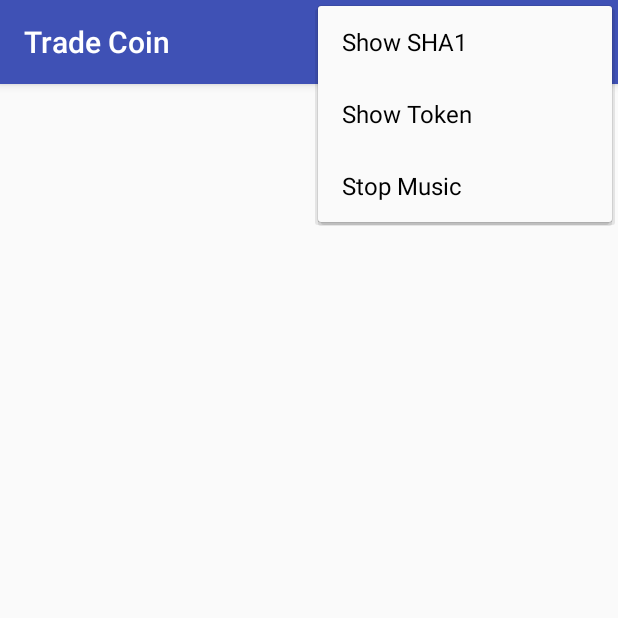
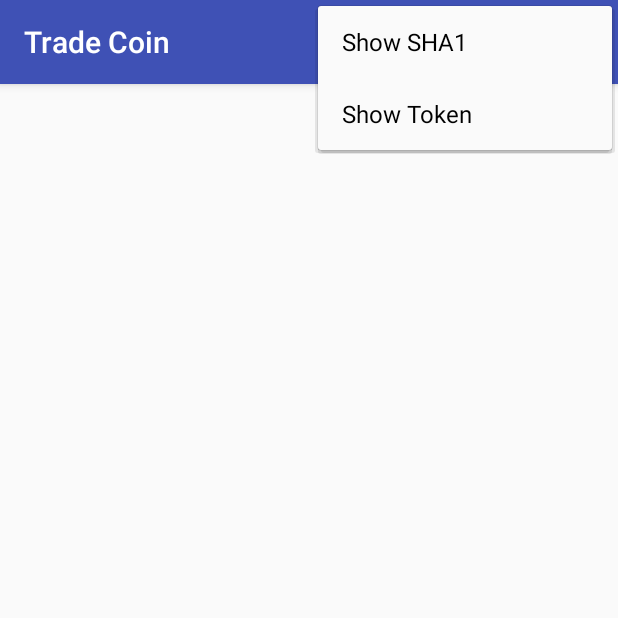
Before and after one commit to tranvantu95/TradeCoin-android, an Android app: the screen it shows after launch (MainActivity), with the options menu open, on a phone screen of 412 x 824 dp, the top half of it. Run offline under Robolectric (Android 15) with nearby library versions, the phone set to English and light mode, and no system bars; 10 statements that could not run were skipped.

```diff
--- a/app/src/main/java/com/ccs/app/tradecoin/activity/HandlerActivity.java
+++ b/app/src/main/java/com/ccs/app/tradecoin/activity/HandlerActivity.java
@@ -14,7 +14,7 @@ public class HandlerActivity extends BaseActivity {
     protected void onCreate(@Nullable Bundle savedInstanceState) {
         super.onCreate(savedInstanceState);
 
-        ((MyApplication) getApplication()).pauseMedia();
+//        ((MyApplication) getApplication()).pauseMedia();
 
         if(isTaskRoot()) {
             Intent intent = new Intent(this, MainActivity.class);
--- a/app/src/main/java/com/ccs/app/tradecoin/activity/MainActivity.java
+++ b/app/src/main/java/com/ccs/app/tradecoin/activity/MainActivity.java
@@ -77,9 +77,9 @@ public class MainActivity extends BaseActivity {
                 showTokenDialog();
                 return true;
 
-            case R.id.action_pause_music:
-                ((MyApplication) getApplication()).pauseMedia();
-                return true;
+//            case R.id.action_pause_music:
+////                ((MyApplication) getApplication()).pauseMedia();
+//                return true;
         }
 
         return super.onOptionsItemSelected(item);
--- a/app/src/main/java/com/ccs/app/tradecoin/app/MyApplication.java
+++ b/app/src/main/java/com/ccs/app/tradecoin/app/MyApplication.java
@@ -41,18 +41,18 @@ public class MyApplication extends Application {
         General.typeView = sharedPreferences.getInt(General.TYPE_VIEW, SwitchListModel.LIST);
 
         //
-        mediaPlayer = MediaPlayer.create(this, R.raw.alert2);
-        mediaPlayer.setLooping(true);
-//        playMedia();
-
-        handler = new Handler();
-
-        runnable = new Runnable() {
-            @Override
-            public void run() {
-                pauseMedia();
-            }
-        };
+//        mediaPlayer = MediaPlayer.create(this, R.raw.alert2);
+//        mediaPlayer.setLooping(true);
+////        playMedia(); // test
+//
+//        handler = new Handler();
+//
+//        runnable = new Runnable() {
+//            @Override
+//            public void run() {
+//                pauseMedia();
+//            }
+//        };
     }
 
     public void playMedia() {
--- a/app/src/main/res/menu/menu_main.xml
+++ b/app/src/main/res/menu/menu_main.xml
@@ -10,8 +10,8 @@
         android:title="Show Token"
         app:showAsAction="never"/>
 
-    <item android:id="@+id/action_pause_music"
-        android:title="Stop Music"
-        app:showAsAction="never"/>
+    <!--<item android:id="@+id/action_pause_music"-->
+        <!--android:title="Stop Music"-->
+        <!--app:showAsAction="never"/>-->
 
 </menu>
```
Also changed, not shown: app/src/main/java/com/ccs/app/tradecoin/service/NotificationService.java (+10 -2 lines).
